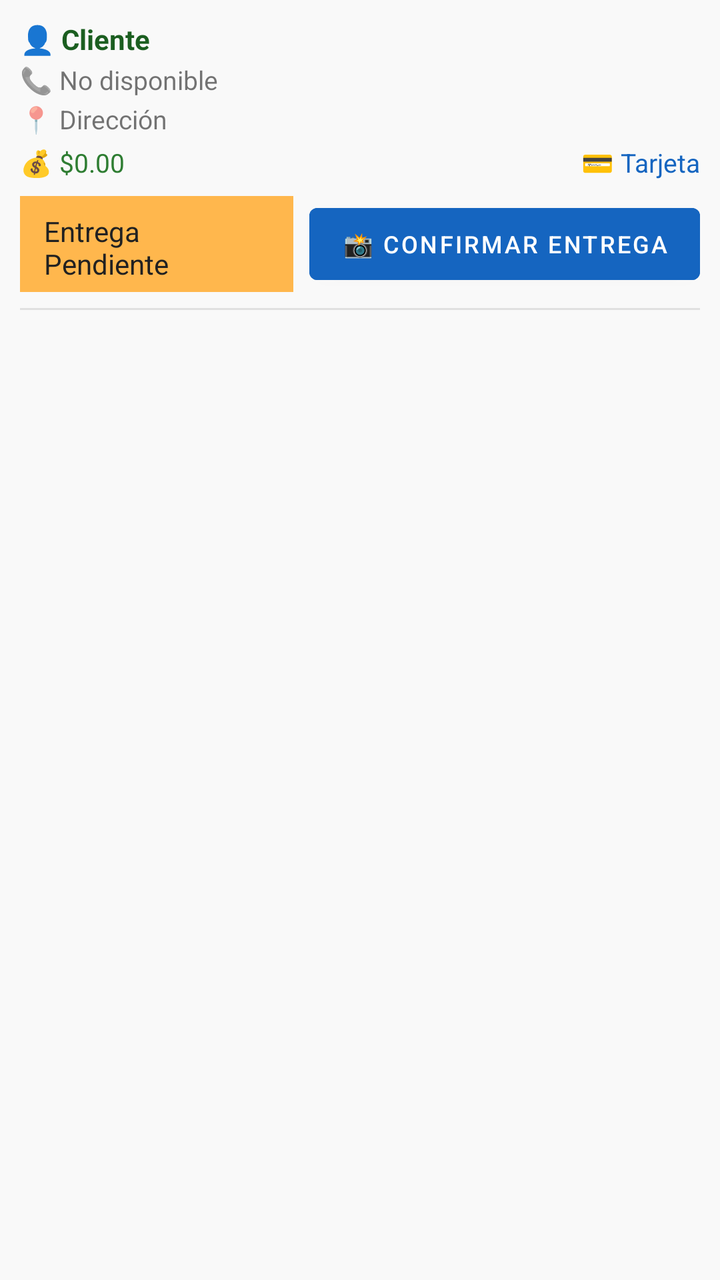
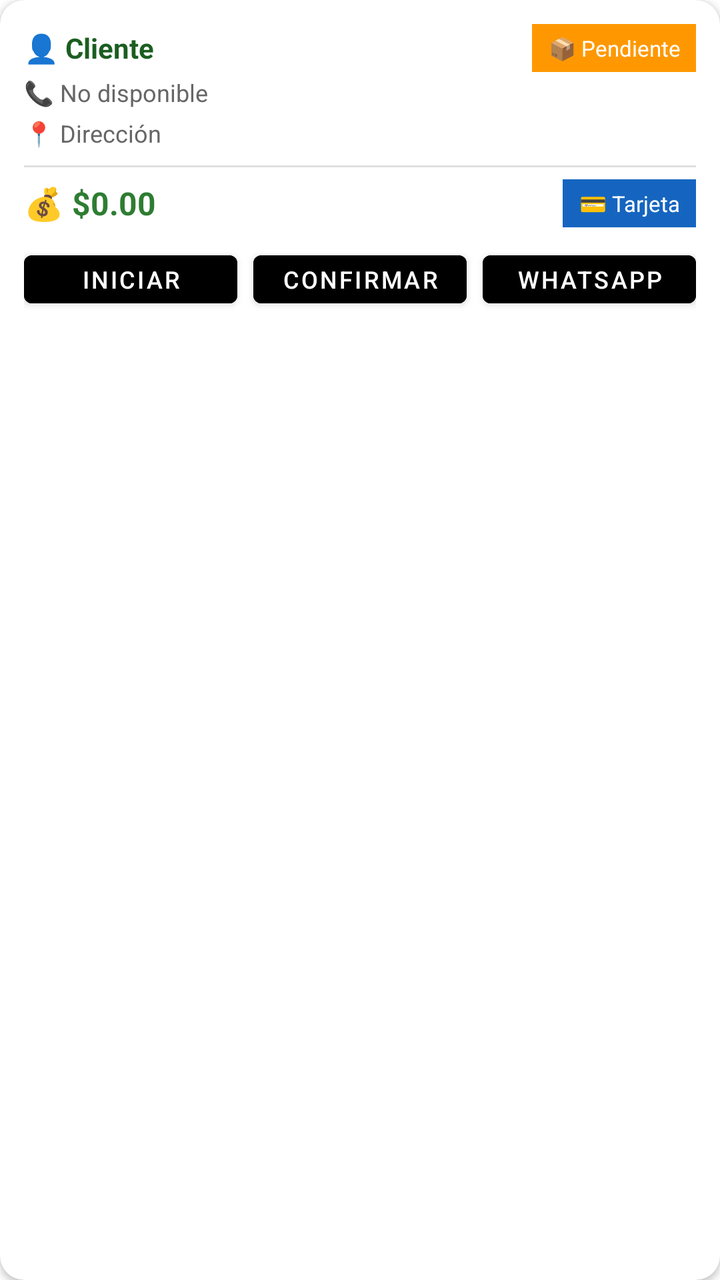

The first picture is an Android layout as it rendered before a commit; the second is the same layout after the commit. The layout source and the unified diff follow.
<!-- AndroidManifest.xml: application theme Theme.MaterialComponents.Light.NoActionBar -->
<!-- res/layout/item_my_package_order.xml -->
<?xml version="1.0" encoding="utf-8"?>
<LinearLayout xmlns:android="http://schemas.android.com/apk/res/android"
    android:layout_width="match_parent"
    android:layout_height="wrap_content"
    android:orientation="vertical"
    android:padding="10dp"
    android:background="#F9F9F9"
    android:layout_marginTop="6dp">

    <TextView
        android:id="@+id/tvCustomerName"
        android:layout_width="match_parent"
        android:layout_height="wrap_content"
        android:text="👤 Cliente"
        android:textSize="14sp"
        android:textStyle="bold"
        android:textColor="#1B5E20" />

    <TextView
        android:id="@+id/tvCustomerPhone"
        android:layout_width="match_parent"
        android:layout_height="wrap_content"
        android:text="📞 No disponible"
        android:textSize="13sp"
        android:layout_marginTop="2dp" />

    <TextView
        android:id="@+id/tvDeliveryAddress"
        android:layout_width="match_parent"
        android:layout_height="wrap_content"
        android:text="📍 Dirección"
        android:textSize="13sp"
        android:layout_marginTop="2dp" />

    <LinearLayout
        android:layout_width="match_parent"
        android:layout_height="wrap_content"
        android:orientation="horizontal"
        android:layout_marginTop="4dp">

        <TextView
            android:id="@+id/tvTotalAmount"
            android:layout_width="0dp"
            android:layout_height="wrap_content"
            android:layout_weight="1"
            android:text="💰 $0.00"
            android:textSize="13sp"
            android:textColor="#2E7D32" />

        <TextView
            android:id="@+id/tvPaymentMethod"
            android:layout_width="wrap_content"
            android:layout_height="wrap_content"
            android:text="💳 Tarjeta"
            android:textSize="13sp"
            android:textColor="#1565C0" />

    </LinearLayout>

    
    <TextView
        android:id="@+id/tvTipAmount"
        android:layout_width="match_parent"
        android:layout_height="wrap_content"
        android:text="💸 Propina: $0.00"
        android:textSize="12sp"
        android:textColor="#FF9800"
        android:layout_marginTop="4dp"
        android:visibility="gone" />

    <LinearLayout
        android:layout_width="match_parent"
        android:layout_height="wrap_content"
        android:orientation="horizontal"
        android:layout_marginTop="8dp"
        android:gravity="center_vertical">

        <TextView
            android:id="@+id/tvOrderStatus"
            android:layout_width="0dp"
            android:layout_height="48dp"
            android:layout_weight="2"
            android:gravity="center_vertical"
            android:text="Entrega Pendiente"
            android:textSize="14sp"
            android:textColor="#212121"
            android:background="#FFB74D"
            android:padding="8dp"
            android:paddingStart="12dp"
            android:paddingEnd="12dp" />

        <Button
            android:id="@+id/btnTakePhoto"
            android:layout_width="wrap_content"
            android:layout_height="48dp"
            android:text="📸 Confirmar entrega"
            android:textSize="12sp"
            android:backgroundTint="#1565C0"
            android:layout_marginStart="8dp" />

    </LinearLayout>

    <View
        android:layout_width="match_parent"
        android:layout_height="1dp"
        android:background="#E0E0E0"
        android:layout_marginTop="8dp" />

</LinearLayout>
<!-- resources referenced by this layout -->
<resources>
  <style name="Theme.MaterialComponents.Light.NoActionBar" parent="Theme.MaterialComponents.Light">
          <item name="windowActionBar">false</item>
          <item name="windowNoTitle">true</item>
          <item name="colorPrimary">#2E7D32</item>
          <item name="colorPrimaryVariant">#1B5E20</item>
          <item name="colorAccent">#388E3C</item>
      </style>
</resources>

<!-- the commit's change to res/layout/item_my_package_order.xml (unified diff, before → after) -->
@@ -1,109 +1,168 @@
 <?xml version="1.0" encoding="utf-8"?>
-<LinearLayout xmlns:android="http://schemas.android.com/apk/res/android"
+<androidx.cardview.widget.CardView xmlns:android="http://schemas.android.com/apk/res/android"
+    xmlns:app="http://schemas.android.com/apk/res-auto"
     android:layout_width="match_parent"
     android:layout_height="wrap_content"
-    android:orientation="vertical"
-    android:padding="10dp"
-    android:background="#F9F9F9"
-    android:layout_marginTop="6dp">
-
-    <TextView
-        android:id="@+id/tvCustomerName"
-        android:layout_width="match_parent"
-        android:layout_height="wrap_content"
-        android:text="👤 Cliente"
-        android:textSize="14sp"
-        android:textStyle="bold"
-        android:textColor="#1B5E20" />
-
-    <TextView
-        android:id="@+id/tvCustomerPhone"
-        android:layout_width="match_parent"
-        android:layout_height="wrap_content"
-        android:text="📞 No disponible"
-        android:textSize="13sp"
-        android:layout_marginTop="2dp" />
-
-    <TextView
-        android:id="@+id/tvDeliveryAddress"
-        android:layout_width="match_parent"
-        android:layout_height="wrap_content"
-        android:text="📍 Dirección"
-        android:textSize="13sp"
-        android:layout_marginTop="2dp" />
+    android:layout_margin="8dp"
+    app:cardCornerRadius="12dp"
+    app:cardElevation="2dp">
 
     <LinearLayout
         android:layout_width="match_parent"
         android:layout_height="wrap_content"
-        android:orientation="horizontal"
-        android:layout_marginTop="4dp">
+        android:orientation="vertical"
+        android:padding="12dp">
 
+        
+        <LinearLayout
+            android:layout_width="match_parent"
+            android:layout_height="wrap_content"
+            android:orientation="horizontal"
+            android:gravity="center_vertical">
+
+            <TextView
+                android:id="@+id/tvCustomerName"
+                android:layout_width="0dp"
+                android:layout_height="wrap_content"
+                android:layout_weight="1"
+                android:text="👤 Cliente"
+                android:textSize="14sp"
+                android:textStyle="bold"
+                android:textColor="#1B5E20" />
+
+            <TextView
+                android:id="@+id/tvOrderStatus"
+                android:layout_width="wrap_content"
+                android:layout_height="24dp"
+                android:text="📦 Pendiente"
+                android:textSize="11sp"
+                android:textColor="#FFFFFF"
+                android:background="#FF9800"
+                android:paddingStart="8dp"
+                android:paddingEnd="8dp"
+                android:gravity="center" />
+
+        </LinearLayout>
+
+        
         <TextView
-            android:id="@+id/tvTotalAmount"
-            android:layout_width="0dp"
+            android:id="@+id/tvCustomerPhone"
+            android:layout_width="match_parent"
             android:layout_height="wrap_content"
-            android:layout_weight="1"
-            android:text="💰 $0.00"
-            android:textSize="13sp"
-            android:textColor="#2E7D32" />
+            android:text="📞 No disponible"
+            android:textSize="12sp"
+            android:textColor="#666666"
+            android:layout_marginTop="2dp" />
 
+        
         <TextView
-            android:id="@+id/tvPaymentMethod"
-            android:layout_width="wrap_content"
+            android:id="@+id/tvDeliveryAddress"
+            android:layout_width="match_parent"
             android:layout_height="wrap_content"
-            android:text="💳 Tarjeta"
-            android:textSize="13sp"
-            android:textColor="#1565C0" />
+            android:text="📍 Dirección"
+            android:textSize="12sp"
+            android:textColor="#666666"
+            android:layout_marginTop="4dp"
+            android:maxLines="2"
+            android:ellipsize="end" />
+
+        
+        <View
+            android:layout_width="match_parent"
+            android:layout_height="1dp"
+            android:background="#E0E0E0"
+            android:layout_marginTop="8dp"
+            android:layout_marginBottom="6dp" />
+
+        
+        <LinearLayout
+            android:layout_width="match_parent"
+            android:layout_height="wrap_content"
+            android:orientation="horizontal"
+            android:gravity="center_vertical">
+
+            <TextView
+                android:id="@+id/tvTotalAmount"
+                android:layout_width="0dp"
+                android:layout_height="wrap_content"
+                android:layout_weight="1"
+                android:text="💰 $0.00"
+                android:textSize="16sp"
+                android:textStyle="bold"
+                android:textColor="#2E7D32" />
+
+            <TextView
+                android:id="@+id/tvPaymentMethod"
+                android:layout_width="wrap_content"
+                android:layout_height="24dp"
+                android:text="💳 Tarjeta"
+                android:textSize="11sp"
+                android:textColor="#FFFFFF"
+                android:background="#1565C0"
+                android:paddingStart="8dp"
+                android:paddingEnd="8dp"
+                android:gravity="center" />
+
+        </LinearLayout>
+
+        
+        <TextView
+            android:id="@+id/tvTipAmount"
+            android:layout_width="match_parent"
+            android:layout_height="wrap_content"
+            android:text="💸 Propina: $0.00"
+            android:textSize="11sp"
+            android:textColor="#FF9800"
+            android:layout_marginTop="2dp"
+            android:visibility="gone" />
+
+        
+        <LinearLayout
+            android:layout_width="match_parent"
+            android:layout_height="wrap_content"
+            android:orientation="horizontal"
+            android:layout_marginTop="8dp"
+            android:weightSum="3">
+
+            <Button
+                android:id="@+id/btnStartTrip"
+                android:layout_width="0dp"
+                android:layout_height="36dp"
+                android:layout_weight="1"
+                android:text="Iniciar"
+                android:textSize="12sp"
+                android:textColor="#FFFFFF"
+                android:backgroundTint="#000000"
+                android:layout_marginEnd="4dp"
+                android:padding="0dp" />
+
+            <Button
+                android:id="@+id/btnTakePhoto"
+                android:layout_width="0dp"
+                android:layout_height="36dp"
+                android:layout_weight="1"
+                android:text="Confirmar"
+                android:textSize="12sp"
+                android:textColor="#FFFFFF"
+                android:backgroundTint="#000000"
+                android:layout_marginStart="4dp"
+                android:layout_marginEnd="4dp"
+                android:padding="0dp" />
+
+            <Button
+                android:id="@+id/btnWhatsApp"
+                android:layout_width="0dp"
+                android:layout_height="36dp"
+                android:layout_weight="1"
+                android:text="WhatsApp"
+                android:textSize="12sp"
+                android:textColor="#FFFFFF"
+                android:backgroundTint="#000000"
+                android:layout_marginStart="4dp"
+                android:padding="0dp" />
+
+        </LinearLayout>
 
     </LinearLayout>
 
-    
-    <TextView
-        android:id="@+id/tvTipAmount"
-        android:layout_width="match_parent"
-        android:layout_height="wrap_content"
-        android:text="💸 Propina: $0.00"
-        android:textSize="12sp"
-        android:textColor="#FF9800"
-        android:layout_marginTop="4dp"
-        android:visibility="gone" />
-
-    <LinearLayout
-        android:layout_width="match_parent"
-        android:layout_height="wrap_content"
-        android:orientation="horizontal"
-        android:layout_marginTop="8dp"
-        android:gravity="center_vertical">
-
-        <TextView
-            android:id="@+id/tvOrderStatus"
-            android:layout_width="0dp"
-            android:layout_height="48dp"
-            android:layout_weight="2"
-            android:gravity="center_vertical"
-            android:text="Entrega Pendiente"
-            android:textSize="14sp"
-            android:textColor="#212121"
-            android:background="#FFB74D"
-            android:padding="8dp"
-            android:paddingStart="12dp"
-            android:paddingEnd="12dp" />
-
-        <Button
-            android:id="@+id/btnTakePhoto"
-            android:layout_width="wrap_content"
-            android:layout_height="48dp"
-            android:text="📸 Confirmar entrega"
-            android:textSize="12sp"
-            android:backgroundTint="#1565C0"
-            android:layout_marginStart="8dp" />
-
-    </LinearLayout>
-
-    <View
-        android:layout_width="match_parent"
-        android:layout_height="1dp"
-        android:background="#E0E0E0"
-        android:layout_marginTop="8dp" />
-
-</LinearLayout>
+</androidx.cardview.widget.CardView>
